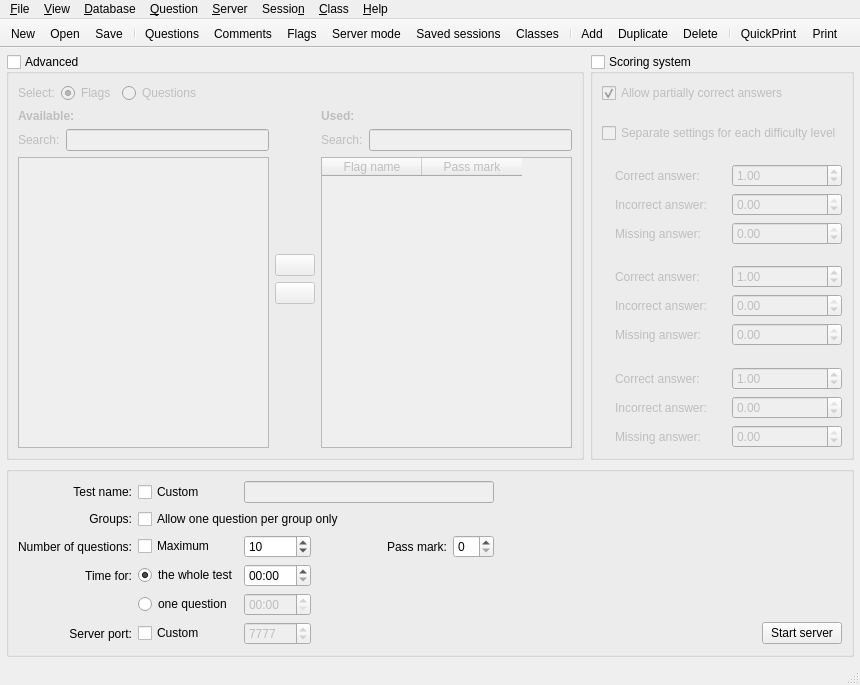
The window that iTestServer/main_window_v2.ui (DmitryGoldobin/iTest_Qt-4.8) describes before a commit, drawn with Qt 5.
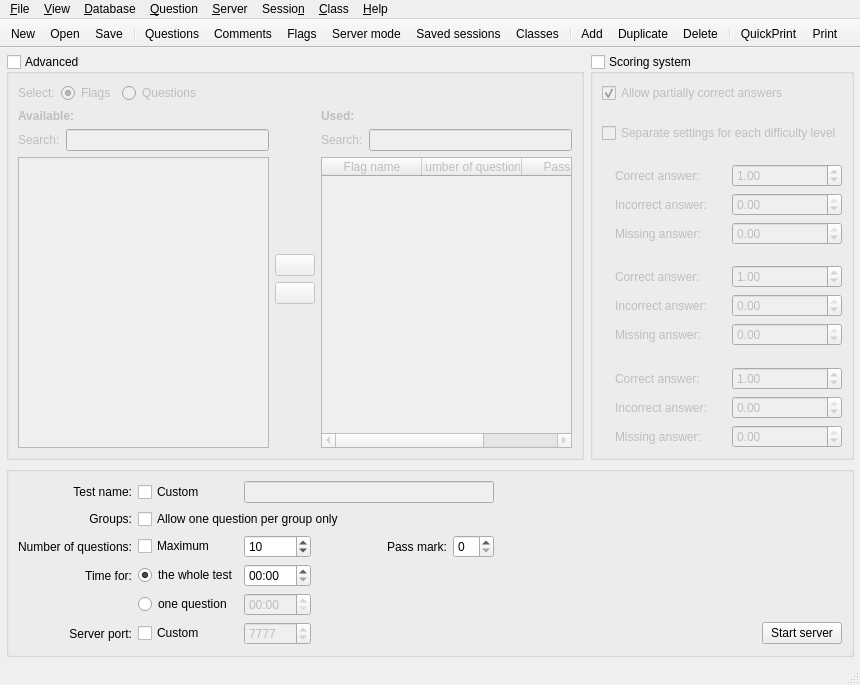
The same window after the commit. The open tabs and pages were chosen to show the change. Icons and pictures are not drawn. Custom widgets are drawn as their Qt base class.

Commit message: Added the ability to set the number of questions for each flag separately when setting up a test or printing tests

```diff
--- a/iTestServer/main_window_v2.ui
+++ b/iTestServer/main_window_v2.ui
@@ -3640,6 +3640,11 @@
                    <string>Flag name</string>
                   </property>
                  </column>
+                 <column>
+                  <property name="text" >
+                   <string>Number of questions</string>
+                  </property>
+                 </column>
                  <column>
                   <property name="text" >
                    <string>Pass mark</string>
```
Left out of the diff: 6 changed lines with no effect on the pictures. The commit also changes 29 other files.
